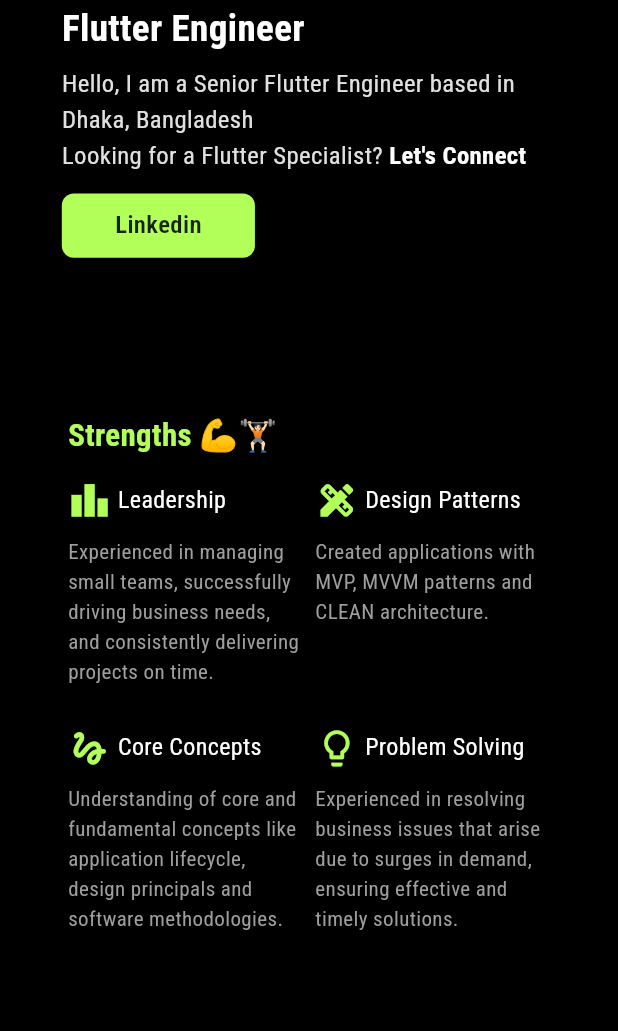
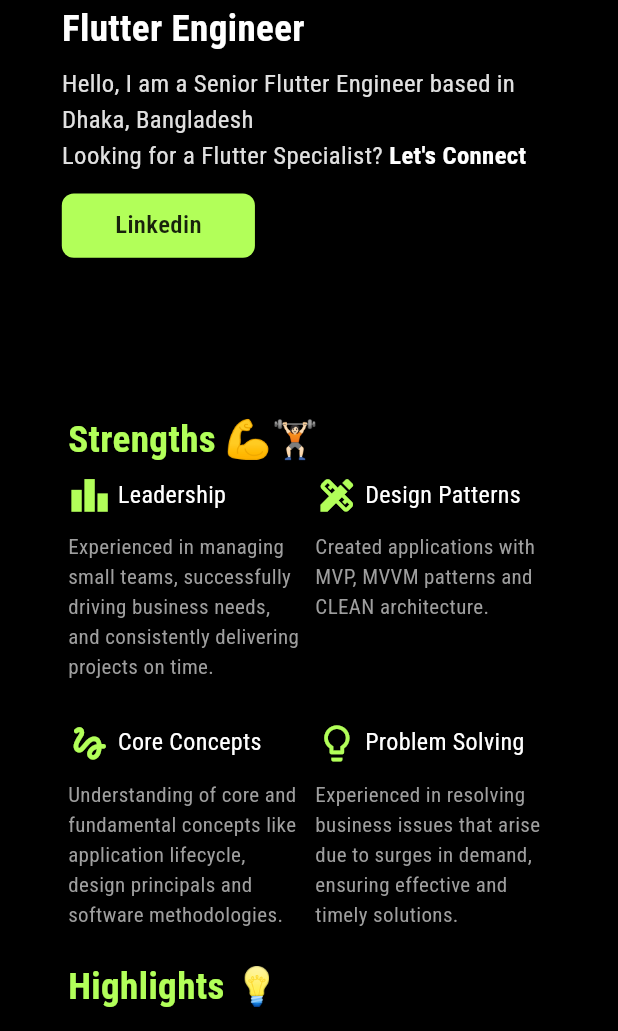
Before and after one commit to Amit-Aditaya/portfolio, a Flutter app: the screen it shows after launch, on a phone screen of 412 x 824 dp, the part 205-1236 px from its top. Run offline on Flutter 3.47's test engine with Material 3 defaults, Android fonts, the light colour scheme and no system bars; drawn by our look-alikes of auto_size_text; our stand-ins replace carousel_slider, flutter_screenutil, responsive_framework.

Commit message:
highlights section completed

```diff
--- a/lib/screens/home.dart
+++ b/lib/screens/home.dart
@@ -1,4 +1,5 @@
 import 'package:amit_aditaya_portfolio/widgets/hero.dart';
+import 'package:amit_aditaya_portfolio/widgets/highlights.dart';
 import 'package:amit_aditaya_portfolio/widgets/strength.dart';
 import 'package:flutter/material.dart';
 import 'package:flutter_screenutil/flutter_screenutil.dart';
@@ -38,16 +39,32 @@ class _HomePageState extends State<HomePage> {
                   'Strengths 💪🏋🏻',
                   style: TextStyle(
                       color: Colors.lightGreenAccent,
-                      fontSize: .025.sh,
+                      fontSize: .03.sh,
                       fontWeight: FontWeight.w700),
                 ),
               ),
             ),
+            // /SizedBox(height: .01.sh),
+            const StrengthWidget(),
+            Align(
+              alignment: Alignment.centerLeft,
+              child: Container(
+                margin: EdgeInsets.symmetric(horizontal: .1.sw),
+                padding: EdgeInsets.symmetric(horizontal: 0.01.sw),
+                child: Text(
+                  'Highlights 💡',
+                  style: TextStyle(
+                      color: Colors.lightGreenAccent,
+                      fontSize: .03.sh,
+                      fontWeight: FontWeight.w700),
+                ),
+              ),
+            ),
+            SizedBox(
+              height: .03.sh,
+            ),
+            const HighlightsWidget(),
             SizedBox(height: .01.sh),
-            const StrengthWidget(),
-            SizedBox(
-              height: 1.sh,
-            )
           ],
         ),
       ),
--- a/pubspec.yaml
+++ b/pubspec.yaml
@@ -38,6 +38,7 @@ dependencies:
   flutter_screenutil: ^5.9.3
   responsive_framework: ^1.4.0
   auto_size_text: ^3.0.0
+  carousel_slider: ^5.0.0
 
 dev_dependencies:
   flutter_test:
```
Also changed, not shown: lib/widgets/highlights.dart (+53 -57 lines), pubspec.lock.
